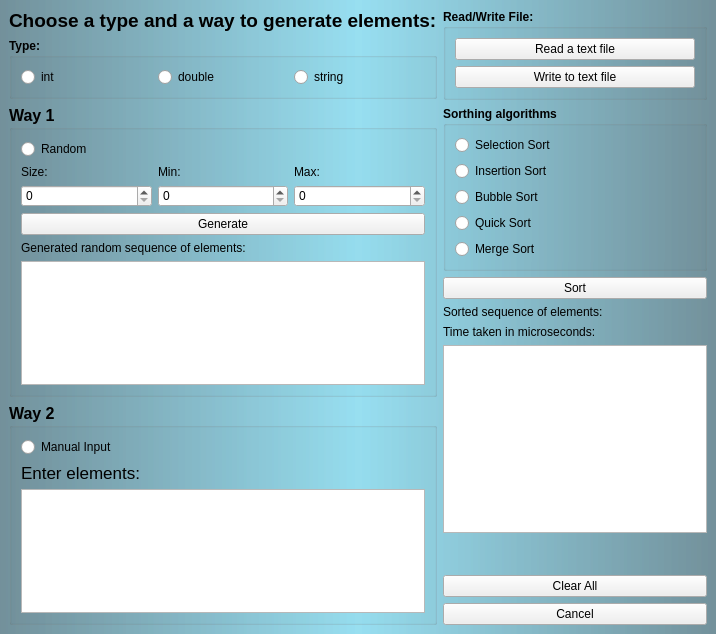
First picture: the form in sortingalgorithms.ui, repository RitaPlusPlus/sorting, before the edit.
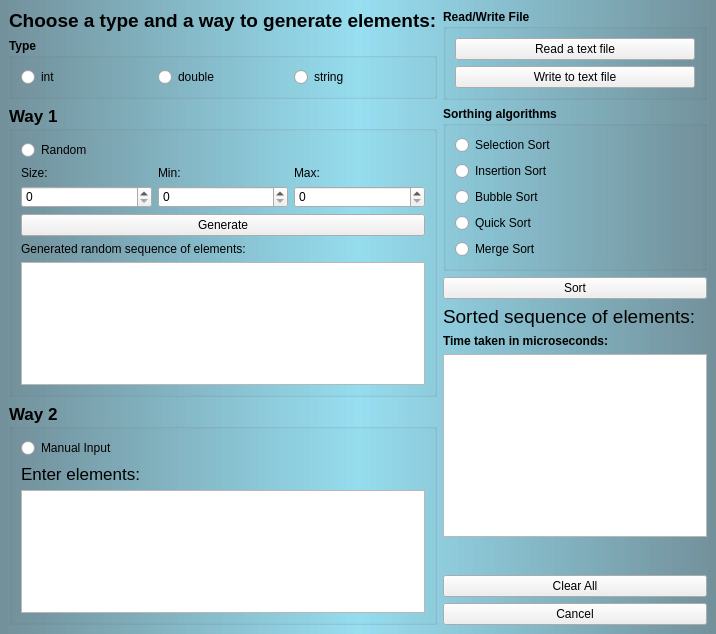
Second picture: the form after the edit.

Commit message: Changes: comments, style of the GUI and rename the push buttons Read/ Write

The edit to the form file:
```diff
--- a/sortingalgorithms.ui
+++ b/sortingalgorithms.ui
@@ -74,6 +74,13 @@
         </item>
         <item row="4" column="0">
          <widget class="QLabel" name="timeTaken_Label">
+          <property name="font">
+           <font>
+            <family>Arial</family>
+            <weight>75</weight>
+            <bold>true</bold>
+           </font>
+          </property>
           <property name="text">
            <string>Time taken in microseconds:</string>
           </property>
@@ -88,6 +95,11 @@
         </item>
         <item row="3" column="0">
          <widget class="QLabel" name="label_2">
+          <property name="font">
+           <font>
+            <pointsize>14</pointsize>
+           </font>
+          </property>
           <property name="text">
            <string>Sorted sequence of elements:</string>
           </property>
@@ -105,7 +117,7 @@
            </font>
           </property>
           <property name="title">
-           <string>Read/Write File:</string>
+           <string>Read/Write File</string>
           </property>
           <layout class="QGridLayout" name="gridLayout">
            <item row="2" column="0">
@@ -225,7 +237,7 @@
          <widget class="QGroupBox" name="groupBox_way2_minput">
           <property name="font">
            <font>
-            <pointsize>12</pointsize>
+            <pointsize>13</pointsize>
             <weight>75</weight>
             <bold>true</bold>
            </font>
@@ -266,7 +278,7 @@
          <widget class="QGroupBox" name="groupBox_way1_random">
           <property name="font">
            <font>
-            <pointsize>12</pointsize>
+            <pointsize>13</pointsize>
             <weight>75</weight>
             <bold>true</bold>
            </font>
@@ -380,7 +392,7 @@
            </font>
           </property>
           <property name="title">
-           <string>Type:</string>
+           <string>Type</string>
           </property>
           <layout class="QHBoxLayout" name="horizontalLayout_2">
            <item>
```
Left out of the diff: 6 changed lines with no effect on the pictures. The commit also changes 3 other files.
